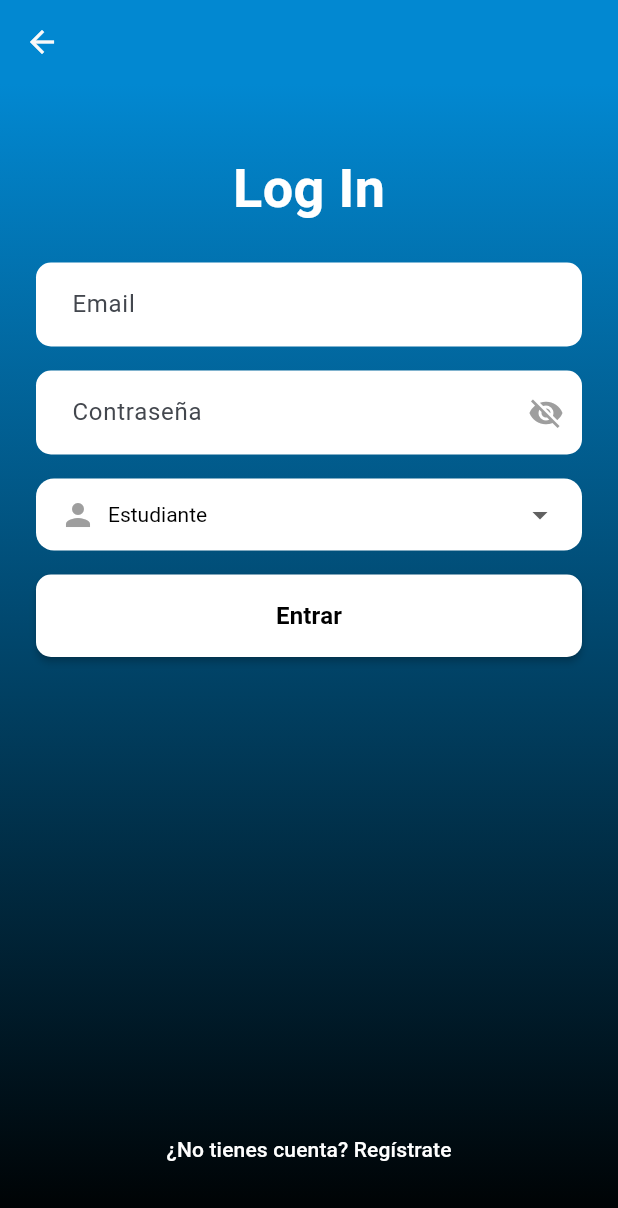
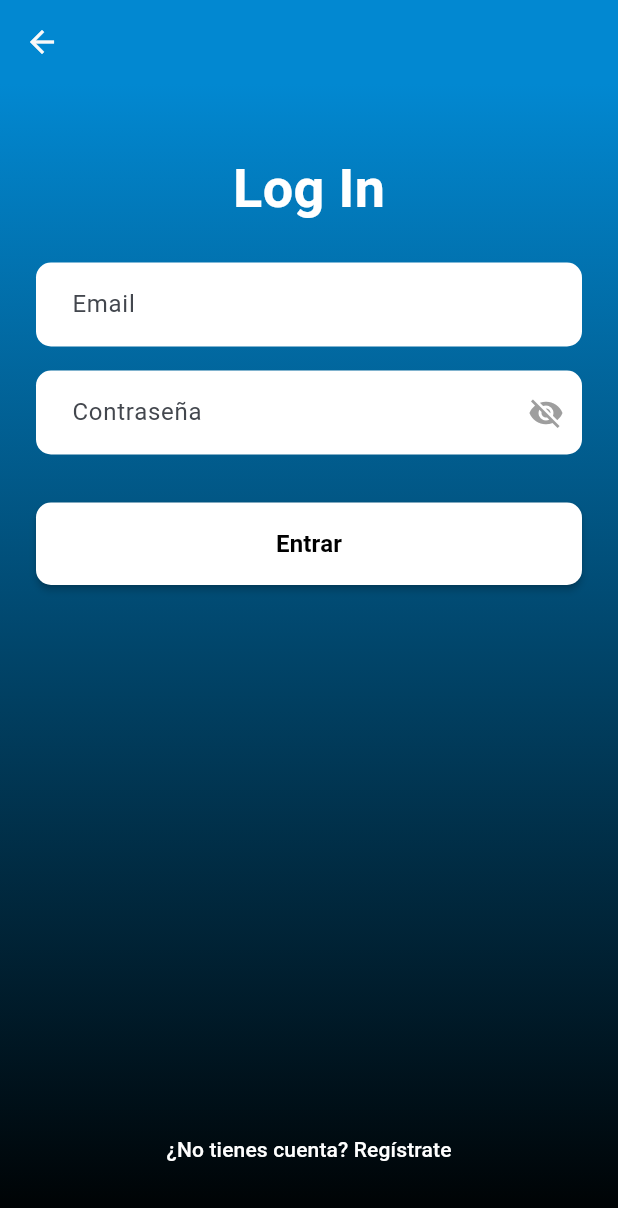
Before and after one commit to rivero205/uni_eventos_app, a Flutter app: the screen it shows after launch, after a tap on "LOG IN", on a phone screen of 412 x 824 dp. Shown: the top 1208 px of the screen. Run offline on Flutter 3.47's test engine with Material 3 defaults, Android fonts, the phone set to English and light mode, and no system bars; our stand-ins replace cloud_firestore, firebase_auth, firebase_core, go_router, google_fonts, shared_preferences; accounts and stored records are empty.

Commit message:
refactor: en login.dart quite el desplegable de rol

```diff
--- a/lib/presentations/screens/iniciar/login.dart
+++ b/lib/presentations/screens/iniciar/login.dart
@@ -208,47 +208,7 @@ class _LoginScreenState extends State<LoginScreen> {
                             ),
                             const SizedBox(height: 16),
                               // Selector de rol
-                            Container(
-                              padding: const EdgeInsets.symmetric(horizontal: 16),
-                              decoration: BoxDecoration(
-                                color: Colors.white,
-                                borderRadius: BorderRadius.circular(12),
-                              ),
-                              child: DropdownButtonHideUnderline(
-                                child: DropdownButton<String>(
-                                  isExpanded: true,
-                                  value: _selectedRole,
-                                  icon: const Icon(Icons.arrow_drop_down),
-                                  elevation: 16,
-                                  style: const TextStyle(color: Colors.black),
-                                  onChanged: (String? newValue) {
-                                    if (newValue != null) {
-                                      setState(() {
-                                        _selectedRole = newValue;
-                                      });
-                                    }
-                                  },
-                                  items: <String>['Estudiante', 'Administrador']
-                                      .map<DropdownMenuItem<String>>((String value) {
-                                    return DropdownMenuItem<String>(
-                                      value: value,
-                                      child: Row(
-                                        children: [
-                                          Icon(
-                                            value == 'Administrador'
-                                                ? Icons.admin_panel_settings
-                                                : Icons.person,
-                                            color: Colors.grey,
-                                          ),
-                                          const SizedBox(width: 8),
-                                          Text(value),
-                                        ],
-                                      ),
-                                    );
-                                  }).toList(),
-                                ),
-                              ),
-                            ),
+
                             const SizedBox(height: 16),
 
                             // Mensaje de error
```
